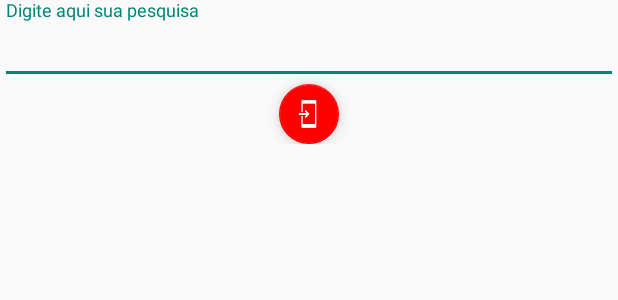
After one commit to MathBrandino/FJ57, an Android app: the layout buscador.xml on its own in the app's theme, with its tools: preview values and no code run, on a phone screen of 412 x 824 dp. The commit adds this screen. Shown: the top 300 px of the screen. Run offline under Robolectric (Android 15) with nearby library versions, the phone set to English and light mode, and no system bars.

Commit message:
função de busca implementada, icones em todos itens de menu

```diff
--- a/app/src/main/AndroidManifest.xml
+++ b/app/src/main/AndroidManifest.xml
@@ -26,7 +26,7 @@
         android:icon="@mipmap/ic_launcher"
         android:label="@string/app_name"
         android:theme="@style/AppTheme">
-
+        <activity android:name=".activity.BuscaActivity"/>
         <activity android:name=".activity.MostraAlunoActivity" />
         <activity
             android:name=".activity.ListaAlunosActivity"
--- a/app/src/main/java/br/com/caelum/fj57design/asynctask/EnviaDadosServidor.java
+++ b/app/src/main/java/br/com/caelum/fj57design/asynctask/EnviaDadosServidor.java
@@ -56,6 +56,8 @@ public class EnviaDadosServidor extends AsyncTask<String, Void, String> {
 
         String resposta = webClient.post(json);
 
+        //String resp = new WebClient().post(new AlunoConverter().toJson(alunos));
+
         return resposta;
     }
 }
--- a/app/src/main/java/br/com/caelum/fj57design/fragments/ProvasFragment.java
+++ b/app/src/main/java/br/com/caelum/fj57design/fragments/ProvasFragment.java
@@ -26,6 +26,7 @@ import br.com.caelum.fj57design.modelo.Prova;
 public class ProvasFragment extends Fragment {
 
     private ListView listaProvas;
+    private Prova prova;
 
     @Nullable
     @Override
@@ -55,7 +56,7 @@ public class ProvasFragment extends Fragment {
         listaProvas.setOnItemClickListener(new AdapterView.OnItemClickListener() {
             @Override
             public void onItemClick(AdapterView<?> parent, View view, int position, long id) {
-                Prova prova = (Prova) listaProvas.getItemAtPosition(position);
+                prova = (Prova) listaProvas.getItemAtPosition(position);
 
                 mudaFragment(prova);
             }
@@ -64,6 +65,9 @@ public class ProvasFragment extends Fragment {
         return view;
 
     }
+
+
+
 
     private void mudaFragment(Prova prova) {
 
--- a/app/src/main/java/br/com/caelum/fj57design/modelo/Aluno.java
+++ b/app/src/main/java/br/com/caelum/fj57design/modelo/Aluno.java
@@ -14,6 +14,11 @@ public class Aluno implements Serializable {
     private String endereco;
     private double nota;
     private String caminhoFoto;
+
+    @Override
+    public String toString() {
+        return id +" - " + nome;
+    }
 
     public Long getId() {
         return id;
--- /dev/null
+++ b/app/src/main/res/layout/buscador.xml
@@ -0,0 +1,30 @@
+<?xml version="1.0" encoding="utf-8"?>
+<LinearLayout xmlns:android="http://schemas.android.com/apk/res/android"
+    xmlns:app="http://schemas.android.com/apk/res-auto"
+    android:orientation="vertical"
+    android:layout_width="match_parent"
+    android:layout_height="wrap_content">
+
+    <android.support.design.widget.TextInputLayout
+        android:layout_width="match_parent"
+        android:layout_height="wrap_content">
+        <EditText
+            android:layout_width="match_parent"
+            android:layout_height="match_parent"
+            android:id="@+id/nome_busca"
+            android:hint="Digite aqui sua pesquisa"/>
+    </android.support.design.widget.TextInputLayout>
+
+    <android.support.design.widget.FloatingActionButton
+        android:layout_width="wrap_content"
+        android:layout_height="wrap_content"
+        app:fabSize="mini"
+        android:layout_gravity="center"
+        app:elevation="6dp"
+        app:backgroundTint="#FF0000"
+        android:id="@+id/buscador"
+        android:src="@drawable/common_full_open_on_phone"
+
+        />
+
+</LinearLayout>
```
Also changed, not shown: app/src/main/java/br/com/caelum/fj57design/Dao/AlunoDao.java (+24 -0 lines), app/src/main/java/br/com/caelum/fj57design/activity/BuscaActivity.java (added, +63 -0 lines), app/src/main/java/br/com/caelum/fj57design/activity/ListaAlunosActivity.java (+36 -1 lines), app/src/main/java/br/com/caelum/fj57design/fragments/DetalhesFragment.java (+24 -9 lines), app/src/main/java/br/com/caelum/fj57design/helper/BuscaHelper.java (added, +51 -0 lines), app/src/main/res/menu/action_bar_menu.xml (+6 -1 lines), app/src/main/res/menu/menu_lista_alunos.xml (+10 -1 lines).
